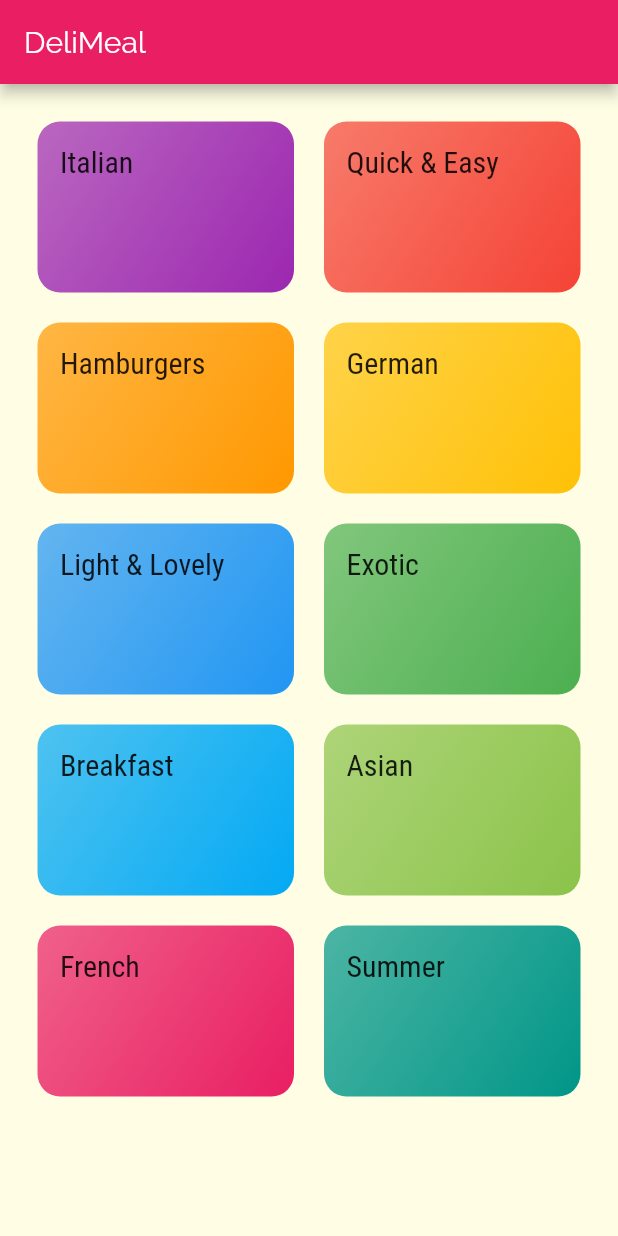
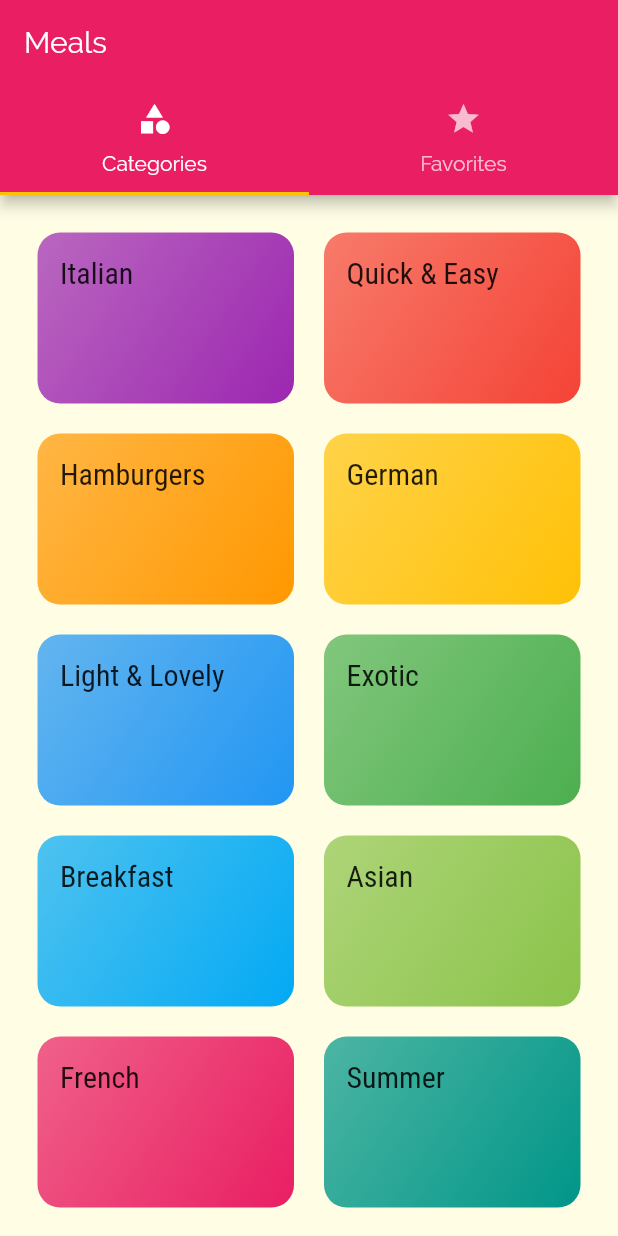
Before and after one commit to kittichanr/flutter_meal_app, a Flutter app: the screen it shows after launch, on a phone screen of 412 x 824 dp. Run offline on Flutter 3.47's test engine with Material 2 defaults, Android fonts, the phone set to English and light mode, and no system bars.

Commit message:
add tabbar

```diff
--- a/lib/main.dart
+++ b/lib/main.dart
@@ -1,8 +1,7 @@
 import 'package:flutter/material.dart';
-
+import 'screens/tabs_screen.dart';
 import 'screens/meal_detail_screen.dart';
 import 'screens/category_meals_screen.dart';
-import 'screens/categories_screen.dart';
 
 void main() {
   runApp(MyApp());
@@ -26,7 +25,7 @@ class MyApp extends StatelessWidget {
       // home: CategoriesScreen(),
       initialRoute: '/', //default is '/'
       routes: {
-        '/': (context) => CategoriesScreen(),
+        '/': (context) => TabsScreen(),
         CategoryMealsScreen.routeName: (context) => CategoryMealsScreen(),
         MealDetail.routeName: (context) => MealDetail()
       },
@@ -34,7 +33,7 @@ class MyApp extends StatelessWidget {
       //   return MaterialPageRoute(builder: (context) => CategoriesScreen());
       // },
       onUnknownRoute: (settings) {
-        return MaterialPageRoute(builder: (context) => CategoriesScreen());
+        return MaterialPageRoute(builder: (context) => TabsScreen());
       },
     );
   }
--- a/lib/screens/categories_screen.dart
+++ b/lib/screens/categories_screen.dart
@@ -6,9 +6,7 @@ import '../widgets/category_item.dart';
 class CategoriesScreen extends StatelessWidget {
   @override
   Widget build(BuildContext context) {
-    return Scaffold(
-      appBar: AppBar(title: const Text('DeliMeal')),
-      body: GridView(
+    return GridView(
       padding: EdgeInsets.all(25),
       children: DUMMY_CATEGORIES
           .map((catData) =>
@@ -19,7 +17,6 @@ class CategoriesScreen extends StatelessWidget {
           childAspectRatio: 3 / 2,
           crossAxisSpacing: 20,
           mainAxisSpacing: 20),
-      ),
     );
   }
 }
--- /dev/null
+++ b/lib/screens/favorites_screen.dart
@@ -0,0 +1,10 @@
+import 'package:flutter/material.dart';
+
+class FavoritesScreen extends StatelessWidget {
+  @override
+  Widget build(BuildContext context) {
+    return Center(
+      child: Text('Favorites'),
+    );
+  }
+}
--- /dev/null
+++ b/lib/screens/tabs_screen.dart
@@ -0,0 +1,31 @@
+import 'package:flutter/material.dart';
+import '../screens/favorites_screen.dart';
+import '../screens/categories_screen.dart';
+
+class TabsScreen extends StatefulWidget {
+  @override
+  _TabsScreenState createState() => _TabsScreenState();
+}
+
+class _TabsScreenState extends State<TabsScreen> {
+  @override
+  Widget build(BuildContext context) {
+    return DefaultTabController(
+      length: 2,
+      initialIndex: 0,
+      child: Scaffold(
+        appBar: AppBar(
+          title: Text('Meals'),
+          bottom: TabBar(tabs: <Widget>[
+            Tab(icon: Icon(Icons.category), text: 'Categories'),
+            Tab(icon: Icon(Icons.star), text: 'Favorites')
+          ]),
+        ),
+        body: TabBarView(children: [
+          CategoriesScreen(),
+          FavoritesScreen()
+        ]),
+      ),
+    );
+  }
+}
```
Lines whose indentation alone changed are shown as unchanged.
